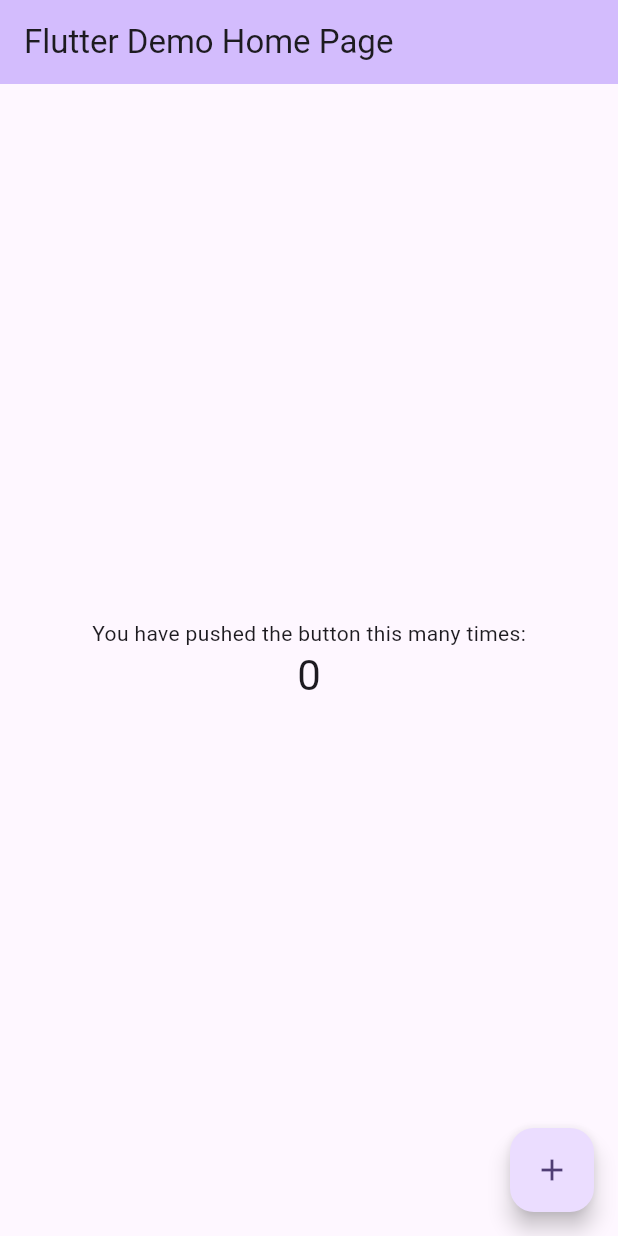
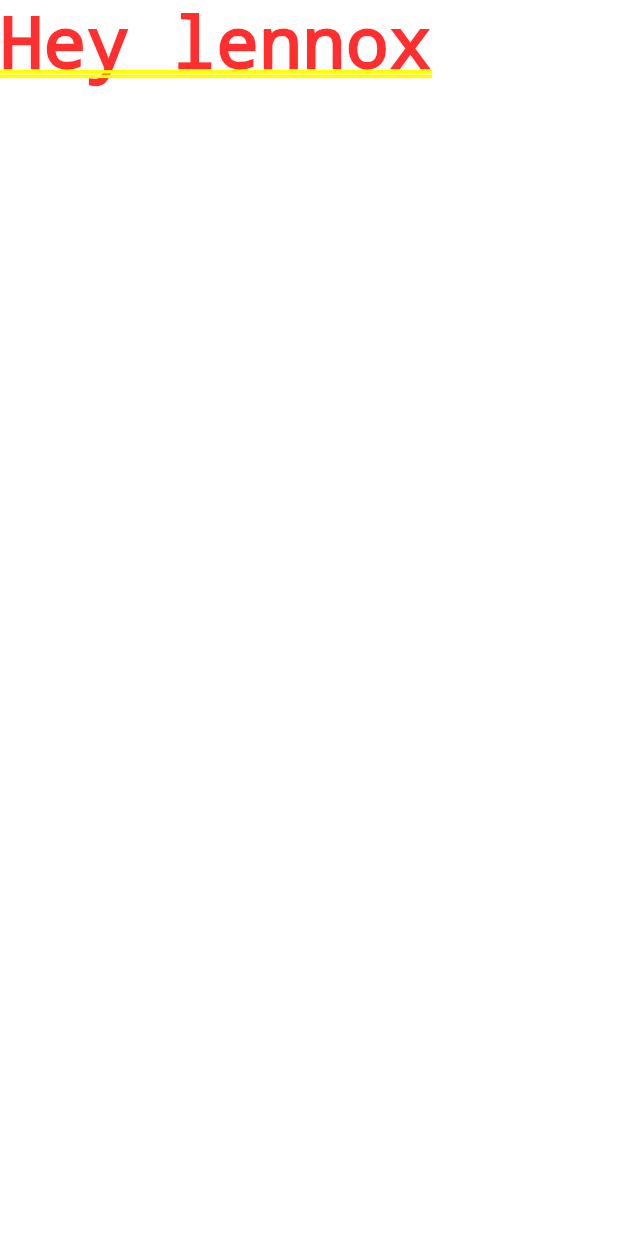
Before and after one commit to gray-huntr/flutter_app, a Flutter app: the screen it shows after launch, on a phone screen of 412 x 824 dp. Run offline on Flutter 3.47's test engine with Material 3 defaults, Android fonts, the phone set to English and light mode, and no system bars.

Commit message:
Basic app development begins

```diff
--- a/lib/main.dart
+++ b/lib/main.dart
@@ -1,125 +1,5 @@
 import 'package:flutter/material.dart';
 
-void main() {
-  runApp(const MyApp());
-}
-
-class MyApp extends StatelessWidget {
-  const MyApp({super.key});
-
-  // This widget is the root of your application.
-  @override
-  Widget build(BuildContext context) {
-    return MaterialApp(
-      title: 'Flutter Demo',
-      theme: ThemeData(
-        // This is the theme of your application.
-        //
-        // TRY THIS: Try running your application with "flutter run". You'll see
-        // the application has a purple toolbar. Then, without quitting the app,
-        // try changing the seedColor in the colorScheme below to Colors.green
-        // and then invoke "hot reload" (save your changes or press the "hot
-        // reload" button in a Flutter-supported IDE, or press "r" if you used
-        // the command line to start the app).
-        //
-        // Notice that the counter didn't reset back to zero; the application
-        // state is not lost during the reload. To reset the state, use hot
-        // restart instead.
-        //
-        // This works for code too, not just values: Most code changes can be
-        // tested with just a hot reload.
-        colorScheme: ColorScheme.fromSeed(seedColor: Colors.deepPurple),
-        useMaterial3: true,
-      ),
-      home: const MyHomePage(title: 'Flutter Demo Home Page'),
-    );
-  }
-}
-
-class MyHomePage extends StatefulWidget {
-  const MyHomePage({super.key, required this.title});
-
-  // This widget is the home page of your application. It is stateful, meaning
-  // that it has a State object (defined below) that contains fields that affect
-  // how it looks.
-
-  // This class is the configuration for the state. It holds the values (in this
-  // case the title) provided by the parent (in this case the App widget) and
-  // used by the build method of the State. Fields in a Widget subclass are
-  // always marked "final".
-
-  final String title;
-
-  @override
-  State<MyHomePage> createState() => _MyHomePageState();
-}
-
-class _MyHomePageState extends State<MyHomePage> {
-  int _counter = 0;
-
-  void _incrementCounter() {
-    setState(() {
-      // This call to setState tells the Flutter framework that something has
-      // changed in this State, which causes it to rerun the build method below
-      // so that the display can reflect the updated values. If we changed
-      // _counter without calling setState(), then the build method would not be
-      // called again, and so nothing would appear to happen.
-      _counter++;
-    });
-  }
-
-  @override
-  Widget build(BuildContext context) {
-    // This method is rerun every time setState is called, for instance as done
-    // by the _incrementCounter method above.
-    //
-    // The Flutter framework has been optimized to make rerunning build methods
-    // fast, so that you can just rebuild anything that needs updating rather
-    // than having to individually change instances of widgets.
-    return Scaffold(
-      appBar: AppBar(
-        // TRY THIS: Try changing the color here to a specific color (to
-        // Colors.amber, perhaps?) and trigger a hot reload to see the AppBar
-        // change color while the other colors stay the same.
-        backgroundColor: Theme.of(context).colorScheme.inversePrimary,
-        // Here we take the value from the MyHomePage object that was created by
-        // the App.build method, and use it to set our appbar title.
-        title: Text(widget.title),
-      ),
-      body: Center(
-        // Center is a layout widget. It takes a single child and positions it
-        // in the middle of the parent.
-        child: Column(
-          // Column is also a layout widget. It takes a list of children and
-          // arranges them vertically. By default, it sizes itself to fit its
-          // children horizontally, and tries to be as tall as its parent.
-          //
-          // Column has various properties to control how it sizes itself and
-          // how it positions its children. Here we use mainAxisAlignment to
-          // center the children vertically; the main axis here is the vertical
-          // axis because Columns are vertical (the cross axis would be
-          // horizontal).
-          //
-          // TRY THIS: Invoke "debug painting" (choose the "Toggle Debug Paint"
-          // action in the IDE, or press "p" in the console), to see the
-          // wireframe for each widget.
-          mainAxisAlignment: MainAxisAlignment.center,
-          children: <Widget>[
-            const Text(
-              'You have pushed the button this many times:',
-            ),
-            Text(
-              '$_counter',
-              style: Theme.of(context).textTheme.headlineMedium,
-            ),
-          ],
-        ),
-      ),
-      floatingActionButton: FloatingActionButton(
-        onPressed: _incrementCounter,
-        tooltip: 'Increment',
-        child: const Icon(Icons.add),
-      ), // This trailing comma makes auto-formatting nicer for build methods.
-    );
-  }
-}
+void main() => runApp(const MaterialApp(
+  home: Text('Hey lennox'),
+));
```
